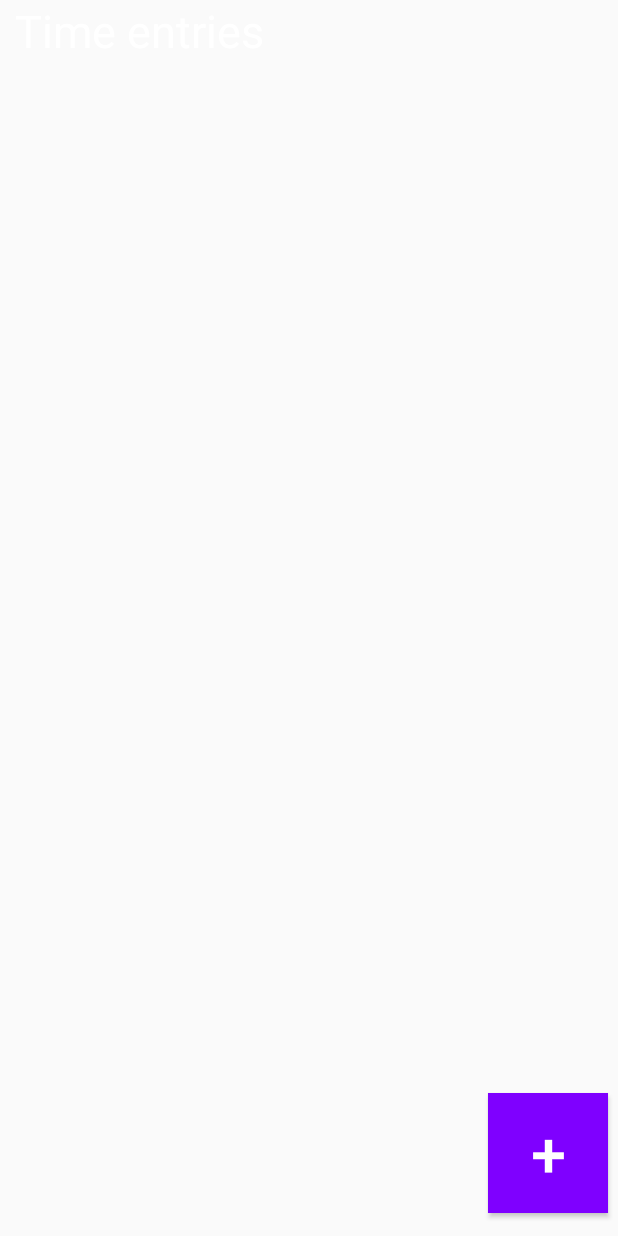
After one commit to Stephan2001/OPSC_App_Part2, an Android app: the layout fragment_home.xml on its own in the app's theme, with its tools: preview values and no code run, on a phone screen of 412 x 824 dp. The commit adds this screen. Run offline under Robolectric (Android 15) with nearby library versions, the phone set to English and light mode, and no system bars.

Commit message:
Home fragment added

```diff
--- a/app/src/main/java/com/example/timeflow_opsc_poe_part_2/MainActivity.kt
+++ b/app/src/main/java/com/example/timeflow_opsc_poe_part_2/MainActivity.kt
@@ -32,14 +32,15 @@ class MainActivity : AppCompatActivity(), NavigationView.OnNavigationItemSelecte
         toggle.syncState()
 
         if(savedInstanceState == null){
-            replaceFragment(ScheduleFragment())
-            navigationView.setCheckedItem(R.id.nav_schedule)
+            replaceFragment(HomeFragment())
+            navigationView.setCheckedItem(R.id.nav_home)
         }
 
     }
 
     override fun onNavigationItemSelected(item: MenuItem): Boolean {
         when(item.itemId){
+            R.id.nav_home -> replaceFragment(HomeFragment())
             R.id.nav_schedule -> replaceFragment(ScheduleFragment())
             R.id.nav_projects -> replaceFragment(ProjectsFragment())
             R.id.nav_statistics -> replaceFragment(StatisticsFragment())
--- /dev/null
+++ b/app/src/main/res/drawable/home.xml
@@ -0,0 +1,5 @@
+<vector xmlns:android="http://schemas.android.com/apk/res/android" android:height="24dp" android:tint="#000000" android:viewportHeight="24" android:viewportWidth="24" android:width="24dp">
+
+    <path android:fillColor="@android:color/white" android:pathData="M10,20v-6h4v6h5v-8h3L12,3 2,12h3v8z"/>
+
+</vector>
--- /dev/null
+++ b/app/src/main/res/layout/fragment_home.xml
@@ -0,0 +1,30 @@
+<?xml version="1.0" encoding="utf-8"?>
+<FrameLayout xmlns:android="http://schemas.android.com/apk/res/android"
+    xmlns:tools="http://schemas.android.com/tools"
+    android:layout_width="match_parent"
+    android:layout_height="match_parent"
+
+    tools:context=".HomeFragment">
+
+    <TextView
+        android:layout_width="399dp"
+        android:layout_height="match_parent"
+        android:layout_centerInParent="true"
+        android:layout_marginStart="10dp"
+        android:text="Time entries"
+        android:textColor="@color/white"
+        android:textSize="30dp" />
+
+    <Button
+        android:id="@+id/btnAddProject"
+        android:layout_width="80dp"
+        android:layout_height="80dp"
+        android:layout_gravity="bottom"
+        android:layout_marginStart="325dp"
+        android:layout_marginBottom="15dp"
+        android:textColor="@color/white"
+        android:background="@color/purple"
+        android:text="+"
+        android:textSize="42dp" />
+
+</FrameLayout>
--- a/app/src/main/res/menu/nav_menu.xml
+++ b/app/src/main/res/menu/nav_menu.xml
@@ -5,6 +5,10 @@
 
     <group
         android:checkableBehavior="single">
+        <item
+            android:id="@+id/nav_home"
+            android:icon="@drawable/home"
+            android:title="Home page"/>
         <item
             android:id="@+id/nav_schedule"
             android:icon="@drawable/schedule"
--- a/app/src/main/res/values/colors.xml
+++ b/app/src/main/res/values/colors.xml
@@ -5,4 +5,5 @@
     <color name="blue">#1a9df1</color>
     <color name="orange">#F04A00</color>
     <color name="grey">#474747</color>
+    <color name="purple">#7f00ff</color>
 </resources>
--- a/app/src/main/res/values/themes.xml
+++ b/app/src/main/res/values/themes.xml
@@ -2,14 +2,12 @@
     <!-- Base application theme. -->
     <style name="Base.Theme.TimeFlow_OPSC_POE_PART_2" parent="Theme.AppCompat.Light.NoActionBar">
         <!-- Customize your light theme here. -->
-        <item name="colorPrimary">@color/blue</item>
-        <item name="colorPrimaryVariant">@color/blue</item>
+        <item name="colorPrimary">@color/grey</item>
+        <item name="colorPrimaryVariant">@color/orange</item>
         <item name="android:statusBarColor">@color/blue</item>
-        <item name="colorSecondary">@color/orange</item>
+        <item name="colorSecondary">@color/purple</item>
         <item name="colorSecondaryVariant">@color/white</item>
     </style>
 
-    <style name="Theme.TimeFlow_OPSC_POE_PART_2" parent="Base.Theme.TimeFlow_OPSC_POE_PART_2" >
-        <item name="colorPrimary">@color/grey</item>
-    </style>
+    <style name="Theme.TimeFlow_OPSC_POE_PART_2" parent="Base.Theme.TimeFlow_OPSC_POE_PART_2" ></style>
 </resources>
```
Also changed, not shown: app/src/main/AndroidManifest.xml (+3 -5 lines), app/src/main/java/com/example/timeflow_opsc_poe_part_2/HomeFragment.kt (added, +21 -0 lines).
